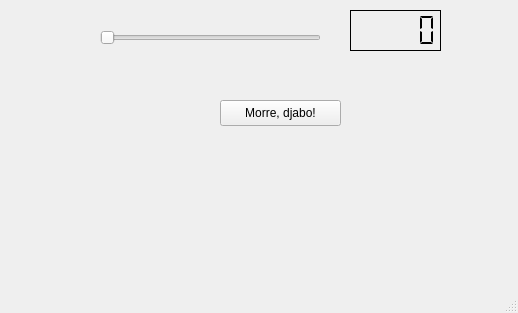
Qt form HelloQt/mainwindow.ui (agostinhobritojr/dca3303) before a commit.
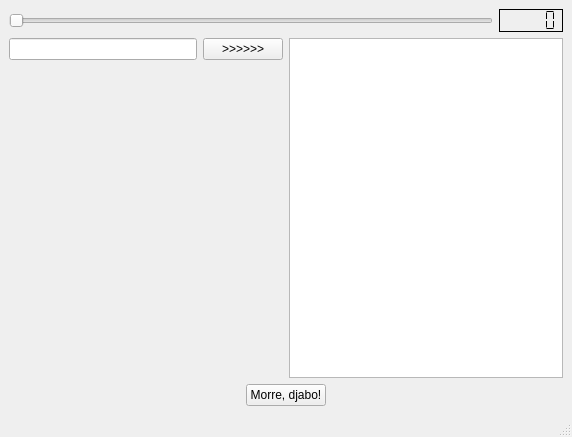
The same form after that commit.

Diff of the .ui file:
```diff
--- a/HelloQt/mainwindow.ui
+++ b/HelloQt/mainwindow.ui
@@ -6,49 +6,26 @@
    <rect>
     <x>0</x>
     <y>0</y>
-    <width>518</width>
-    <height>313</height>
+    <width>572</width>
+    <height>437</height>
    </rect>
   </property>
   <property name="windowTitle">
    <string>MainWindow</string>
   </property>
   <widget class="QWidget" name="centralwidget">
-   <widget class="QPushButton" name="pushButtonQuit">
-    <property name="geometry">
-     <rect>
-      <x>220</x>
-      <y>100</y>
-      <width>121</width>
-      <height>26</height>
-     </rect>
-    </property>
-    <property name="text">
-     <string>Morre, djabo!</string>
-    </property>
-   </widget>
+   <layout class="QVBoxLayout" name="verticalLayout_2">
+    <item>
+     <layout class="QHBoxLayout" name="horizontalLayout">
+      <item>
    <widget class="QSlider" name="horizontalSlider">
-    <property name="geometry">
-     <rect>
-      <x>100</x>
-      <y>30</y>
-      <width>221</width>
-      <height>16</height>
-     </rect>
-    </property>
     <property name="orientation">
      <enum>Qt::Orientation::Horizontal</enum>
     </property>
    </widget>
+      </item>
+      <item>
    <widget class="QLCDNumber" name="lcdNumber">
-    <property name="geometry">
-     <rect>
-      <x>350</x>
-      <y>10</y>
-      <width>91</width>
-      <height>41</height>
-     </rect>
-    </property>
     <property name="frameShape">
      <enum>QFrame::Shape::Box</enum>
     </property>
@@ -59,6 +36,85 @@
      <enum>QLCDNumber::SegmentStyle::Flat</enum>
     </property>
    </widget>
+      </item>
+     </layout>
+    </item>
+    <item>
+     <layout class="QHBoxLayout" name="horizontalLayout_3">
+      <item>
+       <layout class="QVBoxLayout" name="verticalLayout">
+        <item>
+         <layout class="QHBoxLayout" name="horizontalLayout_2">
+          <item>
+           <widget class="QLineEdit" name="lineEdit"/>
+          </item>
+          <item>
+           <widget class="QPushButton" name="pushButtonCopia">
+            <property name="text">
+             <string>&gt;&gt;&gt;&gt;&gt;&gt;</string>
+            </property>
+           </widget>
+          </item>
+         </layout>
+        </item>
+        <item>
+         <spacer name="verticalSpacer">
+          <property name="orientation">
+           <enum>Qt::Orientation::Vertical</enum>
+          </property>
+          <property name="sizeHint" stdset="0">
+           <size>
+            <width>20</width>
+            <height>40</height>
+           </size>
+          </property>
+         </spacer>
+        </item>
+       </layout>
+      </item>
+      <item>
+       <widget class="QTextEdit" name="textEdit"/>
+      </item>
+     </layout>
+    </item>
+    <item>
+     <layout class="QHBoxLayout" name="horizontalLayout_4">
+      <item>
+       <spacer name="horizontalSpacer">
+        <property name="orientation">
+         <enum>Qt::Orientation::Horizontal</enum>
+        </property>
+        <property name="sizeHint" stdset="0">
+         <size>
+          <width>40</width>
+          <height>20</height>
+         </size>
+        </property>
+       </spacer>
+      </item>
+      <item>
+       <widget class="QPushButton" name="pushButtonQuit">
+        <property name="text">
+         <string>Morre, djabo!</string>
+        </property>
+       </widget>
+      </item>
+      <item>
+       <spacer name="horizontalSpacer_2">
+        <property name="orientation">
+         <enum>Qt::Orientation::Horizontal</enum>
+        </property>
+        <property name="sizeHint" stdset="0">
+         <size>
+          <width>40</width>
+          <height>20</height>
+         </size>
+        </property>
+       </spacer>
+      </item>
+     </layout>
+    </item>
+   </layout>
   </widget>
   <widget class="QMenuBar" name="menubar">
    <property name="geometry">
```
Left out of the diff: 2 changed lines with no effect on the pictures. Lines whose indentation alone changed are shown as unchanged.
